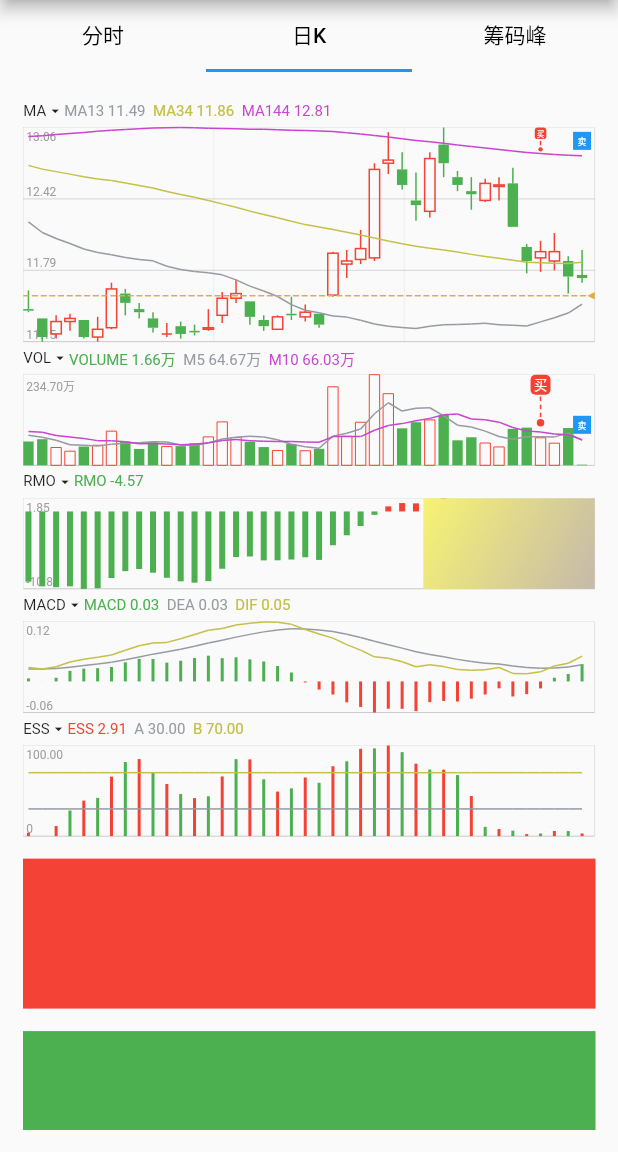
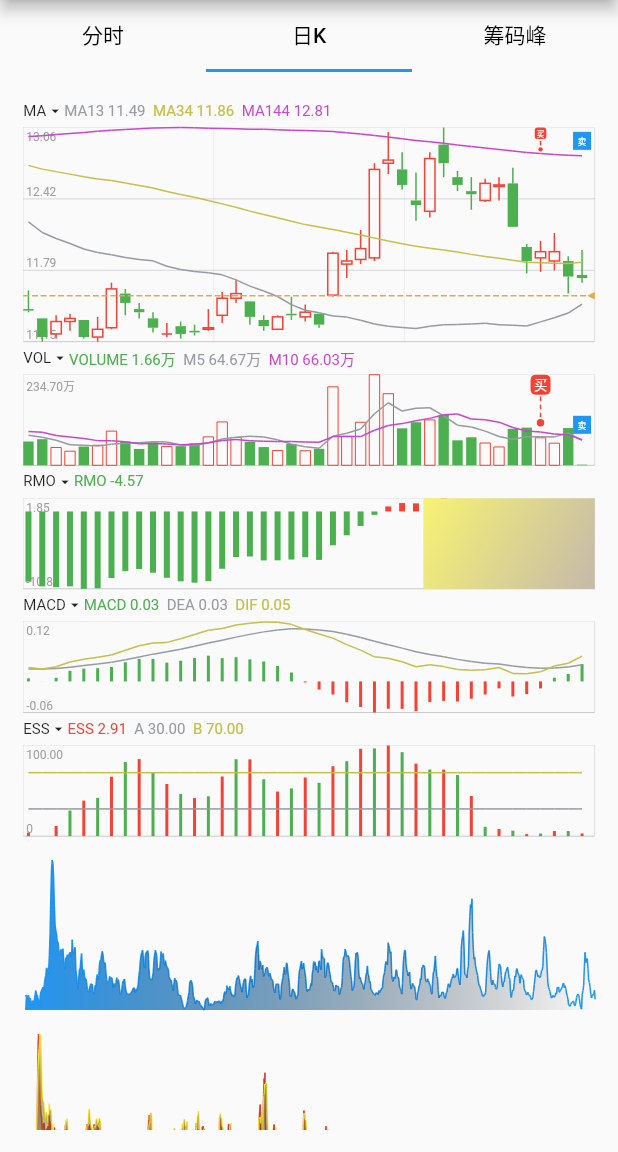
Before and after one commit to BrinedFish0222/flutter_kline, a Flutter app: the screen it shows after launch, on a phone screen of 412 x 824 dp, the part 84-1236 px from its top. Run offline on Flutter 3.47's test engine with Material 2 defaults, Android fonts, the phone set to English and light mode, and no system bars.

Commit message:
增加线图组件

```diff
--- a/lib/example/example_day_widget.dart
+++ b/lib/example/example_day_widget.dart
@@ -3,6 +3,7 @@ import 'package:flutter_kline/common/widget/color_block_widget.dart';
 import 'package:flutter_kline/example/example_badge_data.dart';
 import 'package:flutter_kline/vo/chart_data.dart';
 import 'package:flutter_kline/vo/mask_layer.dart';
+import 'package:flutter_kline/widget/k_line_chart_widget.dart';
 
 import '../common/k_chart_data_source.dart';
 import '../utils/kline_util.dart';
@@ -44,7 +45,9 @@ class _ExampleDayWidgetState extends State<ExampleDayWidget> {
         ExampleBadgeData.badgeChartVo,
       ]),
       ChartData(
-          id: '2', name: 'RMO', baseCharts: [ExampleRmoData.barChartData..barWidth = 4]),
+          id: '2',
+          name: 'RMO',
+          baseCharts: [ExampleRmoData.barChartData..barWidth = 4]),
       ChartData(id: '3', name: 'MACD', baseCharts: ExampleMacdData.macd),
       ChartData(id: '4', name: 'ESS', baseCharts: [
         ExampleEssData.barChartData
@@ -66,7 +69,6 @@ class _ExampleDayWidgetState extends State<ExampleDayWidget> {
 
   @override
   Widget build(BuildContext context) {
-
     BarChartVo barChartVo = ExampleVolData.barChartData..barWidth = 2;
     for (var element in barChartVo.data) {
       element?.isFill = true;
@@ -94,6 +96,56 @@ class _ExampleDayWidgetState extends State<ExampleDayWidget> {
               KlineUtil.logd('移动的位置：$location');
             },
           ),
+          const SizedBox(height: 16),
+          SizedBox(
+            height: 100,
+            width: 300,
+            child: KLineChartWidget(
+              chart: ExampleVolData.lineChartData.first
+                ..color = Colors.blue
+                ..gradient = const LinearGradient(colors: [
+                  Colors.blue,
+                  Colors.transparent,
+                ]),
+            ),
+          ),
+          const SizedBox(height: 16),
+          Row(
+            children: [
+              SizedBox(
+                height: 100,
+                width: MediaQuery.of(context).size.width * .5,
+                child: Stack(
+                  children: [
+                    KLineChartWidget(
+                      chart: ExampleVolData.lineChartData.first
+                        ..color = Colors.red
+                        ..gradient = const LinearGradient(
+                          colors: [
+                            Colors.red,
+                            Colors.transparent,
+                          ],
+                          begin: Alignment.topCenter,
+                          end: Alignment.bottomCenter,
+                        ),
+                    ),
+                    KLineChartWidget(
+                      chart: ExampleVolData.lineChartData.last
+                        ..color = Colors.yellow
+                        ..gradient = const LinearGradient(
+                          colors: [
+                            Colors.yellow,
+                            Colors.transparent,
+                          ],
+                          begin: Alignment.topCenter,
+                          end: Alignment.bottomCenter,
+                        ),
+                    ),
+                  ],
+                ),
+              ),
+            ],
+          ),
           const ColorBlockWidget(),
         ],
       ),
--- /dev/null
+++ b/lib/widget/k_line_chart_widget.dart
@@ -0,0 +1,24 @@
+import 'package:flutter/material.dart';
+import 'package:flutter_kline/painter/line_chart_painter.dart';
+import 'package:flutter_kline/vo/line_chart_vo.dart';
+
+/// 线图组件
+class KLineChartWidget extends StatelessWidget {
+  const KLineChartWidget({
+    super.key,
+    required this.chart,
+  });
+
+  final LineChartVo chart;
+
+  @override
+  Widget build(BuildContext context) {
+    return LayoutBuilder(builder: (context, constraints) {
+      debugPrint("KLineChartWidget constraints ${constraints.maxWidth}, ${constraints.maxHeight}");
+      return CustomPaint(
+        size: Size(constraints.maxWidth, constraints.maxHeight),
+        painter: LineChartPainter(lineChartData: chart),
+      );
+    });
+  }
+}
```
